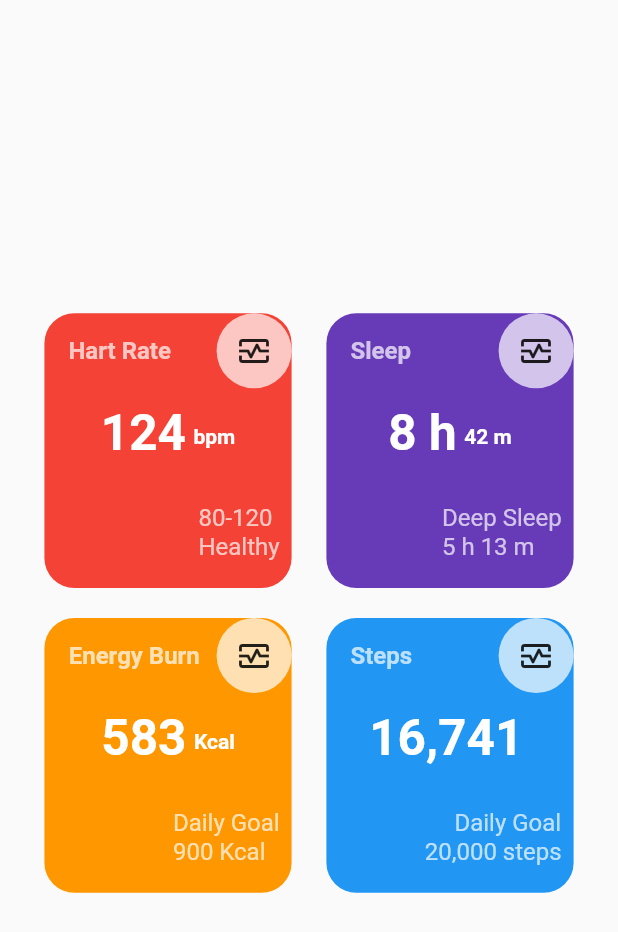
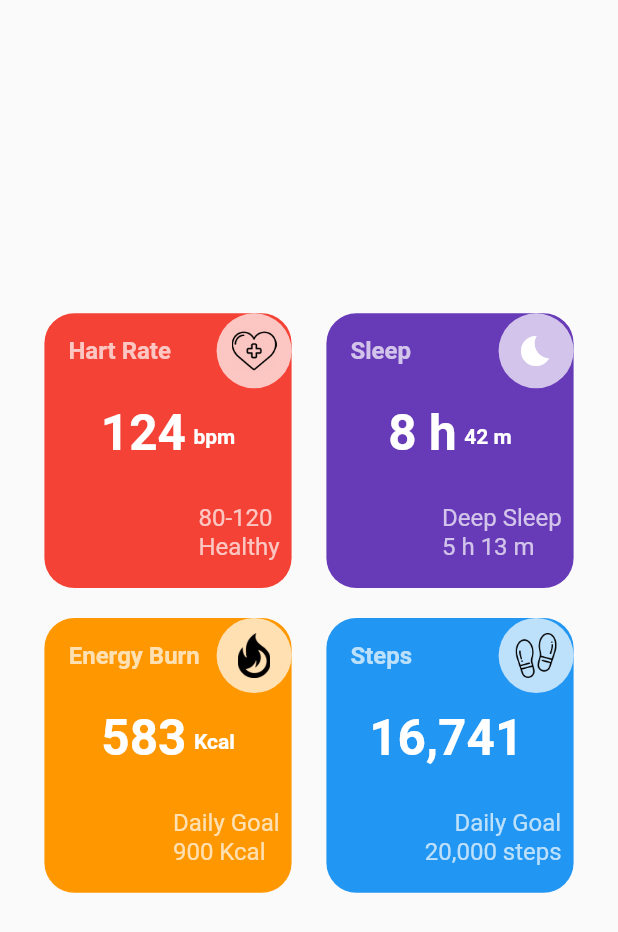
Before and after one commit to Tosin2289/Ui-Challenge-20, a Flutter app: the screen it shows after launch, on a phone screen of 412 x 824 dp. Shown: the top 932 px of the screen. Run offline on Flutter 3.47's test engine with Material 2 defaults, Android fonts, the phone set to English and light mode, and no system bars.

Commit message:
fourth commit

```diff
--- a/lib/main.dart
+++ b/lib/main.dart
@@ -66,7 +66,12 @@ class HomePage extends StatelessWidget {
                               shape: BoxShape.circle,
                             ),
                             child: Center(
-                                child: Icon(Icons.monitor_heart_outlined)),
+                              child: Image.asset(
+                                'assets/heat.png',
+                                height: 30,
+                                width: 30,
+                              ),
+                            ),
                           ),
                         ],
                       ),
@@ -155,7 +160,10 @@ class HomePage extends StatelessWidget {
                               shape: BoxShape.circle,
                             ),
                             child: Center(
-                                child: Icon(Icons.monitor_heart_outlined)),
+                                child: Icon(
+                              Icons.bedtime_sharp,
+                              color: Colors.white,
+                            )),
                           ),
                         ],
                       ),
@@ -251,7 +259,12 @@ class HomePage extends StatelessWidget {
                               shape: BoxShape.circle,
                             ),
                             child: Center(
-                                child: Icon(Icons.monitor_heart_outlined)),
+                              child: Image.asset(
+                                'assets/fire.png',
+                                height: 30,
+                                width: 30,
+                              ),
+                            ),
                           ),
                         ],
                       ),
@@ -340,7 +353,12 @@ class HomePage extends StatelessWidget {
                               shape: BoxShape.circle,
                             ),
                             child: Center(
-                                child: Icon(Icons.monitor_heart_outlined)),
+                              child: Image.asset(
+                                'assets/foot.png',
+                                height: 30,
+                                width: 30,
+                              ),
+                            ),
                           ),
                         ],
                       ),
```
Also changed, not shown: assets/fire.png (added), assets/foot.png (added), assets/heat.png (added).
